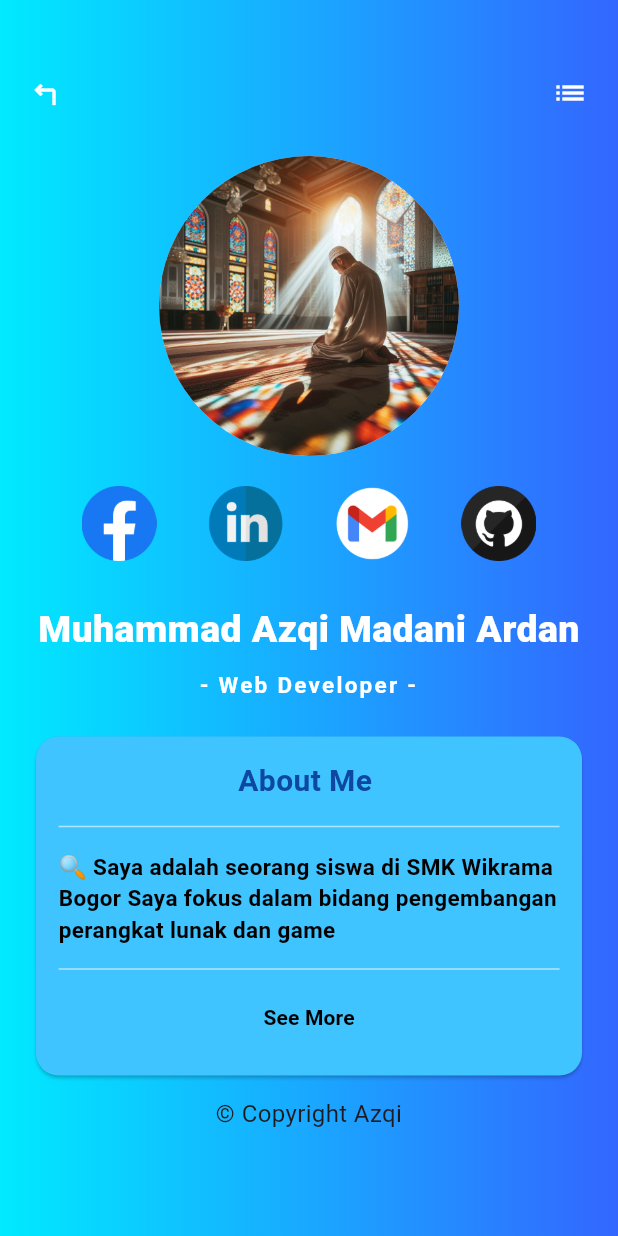
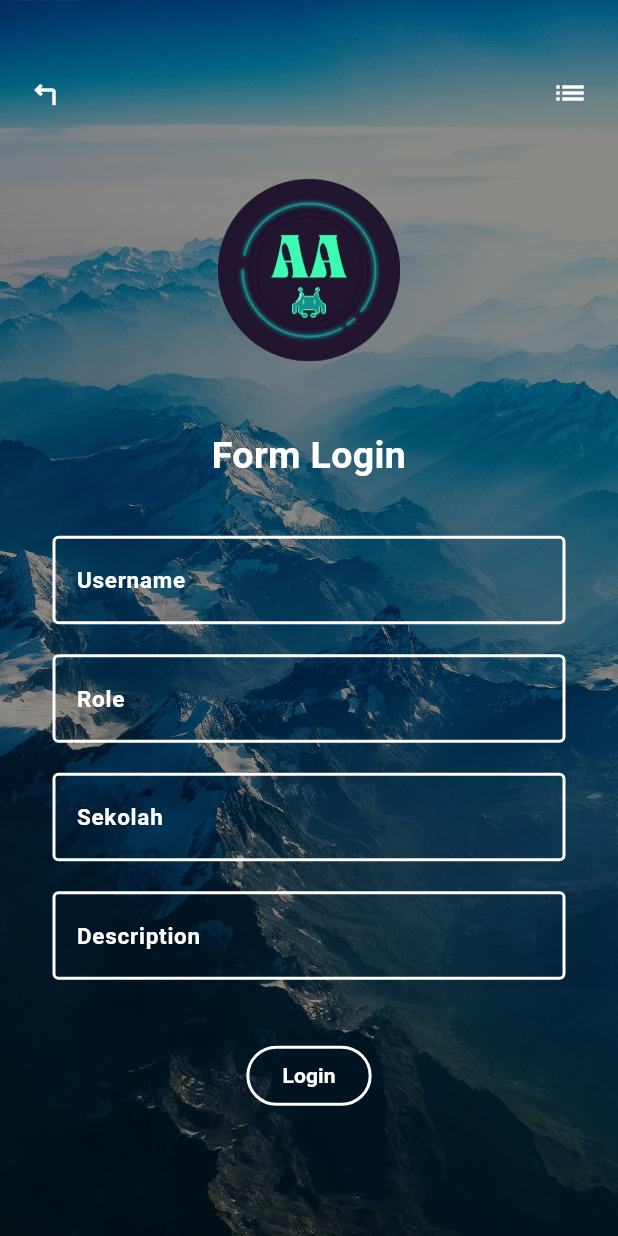
Before and after one commit to MuhammadAzqiMadaniArdan/Flutter-Profile, a Flutter app: the screen it shows after launch, on a phone screen of 412 x 824 dp. Run offline on Flutter 3.47's test engine with Material 3 defaults, Android fonts, the phone set to English and light mode, and no system bars; our stand-ins replace google_fonts.

Commit message:
add form & dataentry

```diff
--- /dev/null
+++ b/lib/login.dart
@@ -0,0 +1,300 @@
+import 'dart:io';
+
+import 'package:flutter/material.dart';
+import 'package:google_fonts/google_fonts.dart';
+
+import 'main.dart';
+import 'Page2.dart';
+
+void main() {
+  runApp(MaterialApp(
+    debugShowCheckedModeBanner: false,
+    title: 'Flutter Profile Login',
+    home: LoginPage(),
+  ));
+}
+
+class LoginPage extends StatefulWidget {
+  const LoginPage({super.key});
+
+  @override
+  State<LoginPage> createState() => _LoginPageState();
+}
+
+// class Login extends StatefulWidget {
+class _LoginPageState extends State<LoginPage> {
+  // const Login({Key? key}) : super(key: key);
+  final TextEditingController _usernameController = TextEditingController();
+  final TextEditingController _roleController = TextEditingController();
+  final TextEditingController _schoolController = TextEditingController();
+  final TextEditingController _descriptionController = TextEditingController();
+
+  @override
+  Widget build(BuildContext context) {
+    return Scaffold(
+      body: Container(
+        width: MediaQuery.of(context).size.width,
+        height: MediaQuery.of(context).size.height,
+        decoration: BoxDecoration(
+          image: DecorationImage(
+            image: AssetImage("assets/images/background.jpg"),
+            fit: BoxFit.cover,
+            colorFilter: ColorFilter.mode(Colors.black45, BlendMode.darken),
+          ),
+        ),
+        child: SingleChildScrollView(
+          child: Container(
+            width: MediaQuery.of(context).size.width,
+            padding: EdgeInsets.all(20.0),
+            child: Column(
+              mainAxisAlignment: MainAxisAlignment.spaceEvenly,
+              children: <Widget>[
+                Padding(padding: EdgeInsets.all(15.0)),
+                Row(
+                  mainAxisSize: MainAxisSize.max,
+                  mainAxisAlignment: MainAxisAlignment.spaceBetween,
+                  children: [
+                    Icon(
+                      Icons.turn_left,
+                      color: Colors.white,
+                    ),
+                    Icon(
+                      Icons.list,
+                      color: Colors.white,
+                    )
+                  ],
+                ),
+                // Padding(padding: EdgeInsets.all(15.0)),
+                // CircleAvatar(
+                //   radius: 100.0,
+                //   backgroundImage: AssetImage('assets/images/logo.png'),
+                // ),
+                Image(
+                  image: AssetImage('assets/images/logo.png'),
+                  width: 150,
+                ),
+                // Padding(padding: EdgeInsets.all(10.0)),
+
+                Text(
+                  "Form Login",
+                  textAlign: TextAlign.center,
+                  style: TextStyle(
+                    fontSize: 25,
+                    color: Colors.white,
+                    fontWeight: FontWeight.w700,
+                  ),
+                ),
+                SizedBox(height: 20),
+
+                Padding(
+                    padding: EdgeInsets.all(15.0),
+                    child: Column(
+                      children: <Widget>[
+                        // Memberikan jarak antar teks
+                        TextFormField(
+                          controller: _usernameController,
+                          validator: (value) {
+                            if (value == null || value.isEmpty) {
+                              return 'Masukan username';
+                            }
+                            return null;
+                          },
+                          style: const TextStyle(
+                            fontSize: 18,
+                            color: Colors.white,
+                          ),
+                          decoration: InputDecoration(
+                            hintText: "Type Username here..",
+                            labelText: "Username",
+                            labelStyle: TextStyle(
+                              fontSize: 15,
+                              fontWeight: FontWeight.bold,
+                              color: Colors.white,
+                            ),
+                            hintStyle: const TextStyle(
+                              fontSize: 18,
+                              color: Colors.white,
+                            ),
+                            focusedBorder: OutlineInputBorder(
+                              borderSide: BorderSide(color: Colors.white),
+                            ),
+                            enabledBorder: OutlineInputBorder(
+                              borderSide: BorderSide(
+                                color: Colors.white,
+                                width: 2,
+                              ),
+                              // borderRadius: BorderRadius.circular(20),
+                            ),
+                          ),
+                        ),
+
+                        SizedBox(
+                          height: 20,
+                        ),
+                        TextFormField(
+                          controller: _roleController,
+                          validator: (value) {
+                            if (value == null || value.isEmpty) {
+                              return 'Masukan Role';
+                            }
+                            return null;
+                          },
+                          style: const TextStyle(
+                            fontSize: 18,
+                            color: Colors.white,
+                          ),
+                          decoration: InputDecoration(
+                            hintText: "Type Role here..",
+                            labelText: "Role",
+                            labelStyle: TextStyle(
+                              fontSize: 15,
+                              fontWeight: FontWeight.bold,
+                              color: Colors.white,
+                            ),
+                            hintStyle: const TextStyle(
+                              fontSize: 18,
+                              color: Colors.white,
+                            ),
+                            focusedBorder: OutlineInputBorder(
+                              borderSide: BorderSide(color: Colors.white),
+                            ),
+                            enabledBorder: OutlineInputBorder(
+                              borderSide: BorderSide(
+                                color: Colors.white,
+                                width: 2,
+                              ),
+                              // borderRadius: BorderRadius.circular(20),
+                            ),
+                          ),
+                        ),
+
+                        SizedBox(
+                          height: 20,
+                        ),
+                        TextFormField(
+                          controller: _schoolController,
+                          validator: (value) {
+                            if (value == null || value.isEmpty) {
+                              return 'Masukan Asal Sekolah';
+                            }
+                            return null;
+                          },
+                          style: const TextStyle(
+                            fontSize: 18,
+                            color: Colors.white,
+                          ),
+                          decoration: InputDecoration(
+                            hintText: "Type Asal Sekolah here..",
+                            labelText: "Sekolah",
+                            labelStyle: TextStyle(
+                              fontSize: 15,
+                              fontWeight: FontWeight.bold,
+                              color: Colors.white,
+                            ),
+                            hintStyle: const TextStyle(
+                              fontSize: 18,
+                              color: Colors.white,
+                            ),
+                            focusedBorder: OutlineInputBorder(
+                              borderSide: BorderSide(color: Colors.white),
+                            ),
+                            enabledBorder: OutlineInputBorder(
+                              borderSide: BorderSide(
+                                color: Colors.white,
+                                width: 2,
+                              ),
+                              // borderRadius: BorderRadius.circular(20),
+                            ),
+                          ),
+                        ),
+
+                        SizedBox(
+                          height: 20,
+                        ),
+                        TextFormField(
+                          controller: _descriptionController,
+                          validator: (value) {
+                            if (value == null || value.isEmpty) {
+                              return 'Masukan Deskripsi dirimu';
+                            }
+                            return null;
+                          },
+                          style: const TextStyle(
+                            fontSize: 18,
+                            color: Colors.white,
+                          ),
+                          decoration: InputDecoration(
+                            hintText: "Type Deskripsi here..",
+                            labelText: "Description",
+                            labelStyle: TextStyle(
+                              fontSize: 15,
+                              fontWeight: FontWeight.bold,
+                              color: Colors.white,
+                            ),
+                            hintStyle: const TextStyle(
+                              fontSize: 18,
+                              color: Colors.white,
+                            ),
+                            focusedBorder: OutlineInputBorder(
+                              borderSide: BorderSide(color: Colors.white),
+                            ),
+                            enabledBorder: OutlineInputBorder(
+                              borderSide: BorderSide(
+                                color: Colors.white,
+                                width: 2,
+                              ),
+                              // borderRadius: BorderRadius.circular(20),
+                            ),
+                          ),
+                        ),
+
+
+                        SizedBox(
+                          height: 40,
+                        ),
+                        // Divider(
+                        //   color: Colors.lightBlue[100],
+                        // ),
+                        OutlinedButton(
+                          style: ButtonStyle(
+                            shape: MaterialStateProperty.all(
+                                RoundedRectangleBorder(
+                                    borderRadius: BorderRadius.circular(30.0))),
+                            side: MaterialStateProperty.all<BorderSide>(
+                              BorderSide(
+                                color: Colors.white,
+                                width: 2,
+                              ),
+                            ),
+                          ),
+                          onPressed: () {
+                            Navigator.push(
+                              context,
+                              MaterialPageRoute(
+                                  builder: (context) => home(
+                                        username: _usernameController.text,
+                                        role: _roleController.text,
+                                        school: _schoolController.text,
+                                        description: _descriptionController.text,
+                                      )),
+                            );
+                          },
+                          child: Text(
+                            'Login',
+                            style: TextStyle(
+                                color: Colors.white,
+                                fontWeight: FontWeight.bold),
+                          ),
+                        ),
+                      ],
+                    )),
+
+                Padding(padding: EdgeInsets.all(5)),
+              ],
+            ),
+          ),
+        ),
+      ),
+    );
+  }
+}
--- a/lib/main.dart
+++ b/lib/main.dart
@@ -1,17 +1,19 @@
 import 'dart:io';
 
 import 'package:flutter/material.dart';
+import 'package:flutter/src/widgets/container.dart';
+import 'package:flutter/src/widgets/framework.dart';
+
 import 'Page2.dart';
 
-void main() {
-  runApp(MaterialApp(
-    debugShowCheckedModeBanner: false,
-    home: home(),
-  ));
-}
+class home extends StatelessWidget {
+  const home({super.key, required this.username,required this.role,required this.school,required this.description });
+  final String username;
+  final String role;
+  final String school;
+  final String description;
 
-class home extends StatelessWidget {
-  const home({Key? key}) : super(key: key);
+
   @override
   Widget build(BuildContext context) {
     return Scaffold(
@@ -58,7 +60,7 @@ class home extends StatelessWidget {
                 Padding(padding: EdgeInsets.all(15.0)),
                 CircleAvatar(
                   radius: 100.0,
-                  backgroundImage: AssetImage('assets/images/mee.jpg'),
+                  backgroundImage: AssetImage('assets/images/profile.jpg'),
                 ),
                 SizedBox(height: 20),
                 Row(
@@ -86,7 +88,7 @@ class home extends StatelessWidget {
                 SizedBox(height: 8.0),
                 Padding(padding: EdgeInsets.all(10.0)),
                 Text(
-                  "Muhammad Azqi Madani Ardan",
+                  "$username",
                   textAlign: TextAlign.center,
                   style: TextStyle(
                     fontSize: 25,
@@ -96,7 +98,7 @@ class home extends StatelessWidget {
                 ),
                 SizedBox(height: 8.0),
                 Text(
-                  "- Web Developer -",
+                  "- $role -",
                   textAlign: TextAlign.center,
                   style: TextStyle(
                     fontSize: 15,
@@ -125,7 +127,6 @@ class home extends StatelessWidget {
                               fontWeight: FontWeight.bold,
                             ),
                           ),
-
                           SizedBox(
                             height: 8.0,
                           ),
@@ -136,7 +137,18 @@ class home extends StatelessWidget {
                             height: 8.0,
                           ),
                           Text(
-                            "🔍 Saya adalah seorang siswa di SMK Wikrama Bogor Saya fokus dalam bidang pengembangan perangkat lunak dan game",
+                            "Sekolah :  $school ",
+                            style: TextStyle(
+                              fontSize: 15,
+                              color: Colors.black,
+                              fontWeight: FontWeight.bold,
+                            ),
+                          ),
+                          SizedBox(
+                            height: 8.0,
+                          ),
+                          Text(
+                            "🔍 $description ",
                             style: TextStyle(
                               fontSize: 15,
                               color: Colors.black,
--- a/pubspec.yaml
+++ b/pubspec.yaml
@@ -35,6 +35,7 @@ dependencies:
   # The following adds the Cupertino Icons font to your application.
   # Use with the CupertinoIcons class for iOS style icons.
   cupertino_icons: ^1.0.8
+  google_fonts: ^6.2.1
 
 dev_dependencies:
   flutter_test:
```
Also changed, not shown: assets/images/background-potrait.jpg (deleted), assets/images/background.jpg (added), assets/images/dark.jpg (deleted), assets/images/logo.png (added), assets/images/profile.jpg (added), pubspec.lock, web_entrypoint.dart (added), 2 other files.
